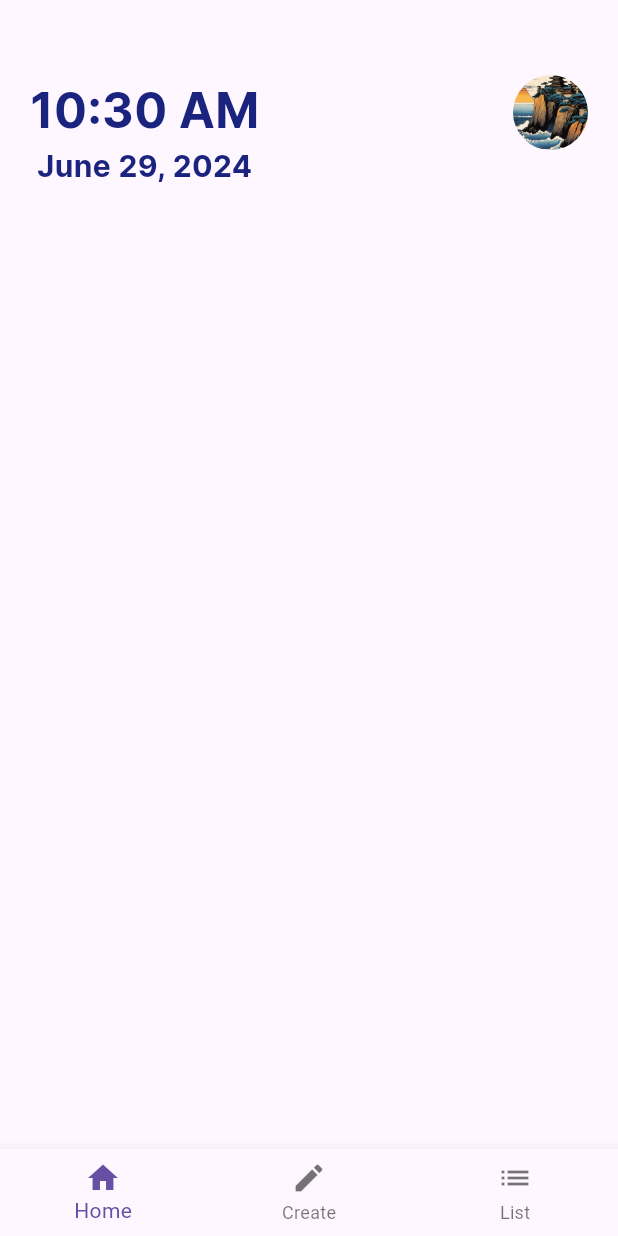
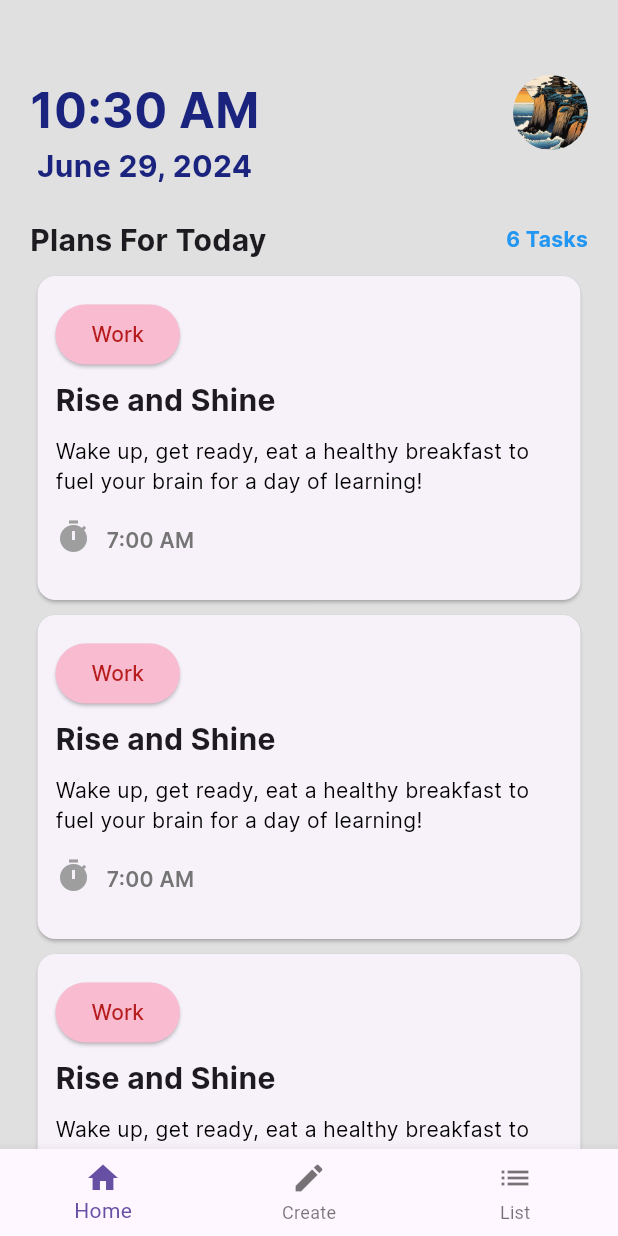
Before and after one commit to Reubencfernandes/Project_Gemini, a Flutter app: the Task screen opened by its route, on a phone screen of 412 x 824 dp. Run offline on Flutter 3.47's test engine with Material 3 defaults, Android fonts, the phone set to English and light mode, and no system bars; our stand-ins replace firebase_auth, google_fonts, google_sign_in, percent_indicator, pie_chart, responsive_sizer; accounts and stored records are empty.

Commit message:
working on the pages

```diff
--- a/lib/pages/Components/Dates.dart
+++ b/lib/pages/Components/Dates.dart
@@ -5,6 +5,6 @@ class Datesofcal extends StatelessWidget {
 
   @override
   Widget build(BuildContext context) {
-    return const Placeholder();
+    return  Container();
   }
 }
--- /dev/null
+++ b/lib/pages/Components/Taskcard.dart
@@ -0,0 +1,84 @@
+import 'package:flutter/material.dart';
+
+class TaskCard extends StatelessWidget {
+  final String title;
+  final String description;
+  final String time;
+
+  const TaskCard({
+    Key? key,
+    required this.title,
+    required this.description,
+    required this.time,
+  }) : super(key: key);
+
+  @override
+  Widget build(BuildContext context) {
+    return Card(
+      margin: const EdgeInsets.only(left: 5, right: 5, top: 10),
+      child: Padding(
+        padding: const EdgeInsets.only(
+            top: 15, bottom: 30, left: 12, right: 12),
+        child: Column(
+          crossAxisAlignment: CrossAxisAlignment.start,
+          children: [
+            ElevatedButton(
+              onPressed: () {}, // Non-null callback
+              style: ElevatedButton.styleFrom(
+                backgroundColor: Colors.pink[100],
+              ),
+              child: Text(
+                "Work",
+                style: TextStyle(
+                  color: Colors.red[900],
+                  fontFamily: 'Inter',
+                  fontSize: 14,
+                ),
+              ),
+            ),
+            const SizedBox(height: 5),
+            Text(
+              title,
+              style: TextStyle(
+                fontFamily: 'Inter',
+                fontSize: 20,
+                fontWeight: FontWeight.bold,
+              ),
+            ),
+            const SizedBox(height: 10),
+            Text(
+              description,
+              style: TextStyle(
+                fontFamily: 'Inter',
+                color: Colors.black,
+                fontSize: 14,
+              ),
+              maxLines: null,
+              overflow: TextOverflow.visible,
+            ),
+            const SizedBox(height: 15),
+            Row(
+              mainAxisAlignment: MainAxisAlignment.start,
+              crossAxisAlignment: CrossAxisAlignment.end,
+              children: [
+                const Icon(
+                  Icons.timer,
+                  color: Colors.grey,
+                ),
+                const SizedBox(width: 10),
+                Text(
+                  time,
+                  style: TextStyle(
+                    fontFamily: 'Inter',
+                    color: Colors.grey[600],
+                    fontWeight: FontWeight.w600,
+                  ),
+                ),
+              ],
+            ),
+          ],
+        ),
+      ),
+    );
+  }
+}
--- a/lib/pages/task_page.dart
+++ b/lib/pages/task_page.dart
@@ -1,7 +1,9 @@
-import 'package:flute/pages/Components/navigate.dart';
 import 'package:flutter/material.dart';
 import 'package:intl/intl.dart';
+import 'package:flute/pages/Components/Taskcard.dart';
 import 'package:google_fonts/google_fonts.dart';
+import 'package:flute/pages/Components/navigate.dart';
+
 class Task extends StatelessWidget {
   const Task({super.key});
 
@@ -10,30 +12,51 @@ class Task extends StatelessWidget {
     DateTime now = DateTime.now().toLocal();
     String formattedTime = DateFormat('hh:mm a').format(now);
     String formattedMonth = DateFormat('MMMM dd, yyyy').format(now);
-    //String formattedMonth = DateFormat('dd').format(now);
-
-    return  Scaffold(
-      body:Container(
-        margin: const EdgeInsets.only(top: 50,left: 20,right: 20),
-        child:Row(
+    List<Widget> buildCards(int count) {
+      List<Widget> cards = [];
+      for (int i = 0; i < count; i++) {
+        cards.add(
+          const TaskCard(
+            title: "Rise and Shine",
+            description: "Wake up, get ready, eat a healthy breakfast to fuel your brain for a day of learning!",
+            time: "7:00 AM",
+          ),
+        );
+      }
+      return cards;
+    };
+    return Scaffold(
+      backgroundColor: Colors.grey[300],
+      body: Container(
+        margin: const EdgeInsets.only(top: 50, left: 20, right: 20),
+        child: Column(
+          children: [
+            Row(
               crossAxisAlignment: CrossAxisAlignment.start,
               mainAxisAlignment: MainAxisAlignment.spaceBetween,
               children: [
                 Column(
                   crossAxisAlignment: CrossAxisAlignment.center,
                   children: [
-                Text(formattedTime, style: TextStyle(fontFamily: 'Inter',
+                    Text(formattedTime,
+                        style: TextStyle(
+                          fontFamily: 'Inter',
                           fontSize: 32,
                           color: Colors.indigo[900],
-            fontWeight: FontWeight.bold)),
-                Text(formattedMonth,style: TextStyle(fontFamily: 'Inter',
+                          fontWeight: FontWeight.bold,
+                        )),
+                    Text(formattedMonth,
+                        style: TextStyle(
+                          fontFamily: 'Inter',
                           fontSize: 20,
                           color: Colors.indigo[900],
-                    fontWeight: FontWeight.bold)),
+                          fontWeight: FontWeight.bold,
+                        )),
                   ],
                 ),
                 ClipRRect(
-              borderRadius: BorderRadius.circular(50.0), // Adjust the radius as needed
+                  borderRadius: BorderRadius.circular(
+                      50.0), // Adjust the radius as needed
                   child: SizedBox(
                     width: 50.0, // Adjust the width as needed
                     height: 50.0, // Adjust the height as needed
@@ -44,9 +67,42 @@ class Task extends StatelessWidget {
                   ),
                 ),
               ],
-        )
+            ),
+            const SizedBox(height: 20),
+            Expanded(
+              child: ListView(
+                children: [
+                  const Row(
+                    mainAxisAlignment: MainAxisAlignment.spaceBetween,
+                    children: [
+                      Text(
+                        "Plans For Today",
+                        style: TextStyle(
+                          fontFamily: 'Inter',
+                          fontSize: 20,
+                          fontWeight: FontWeight.bold,
+                        ),
+                      ),
+                      Text(
+                        "6 Tasks",
+                        style: TextStyle(
+                          color: Colors.blue,
+                          fontFamily: 'Inter',
+                          fontSize: 14,
+                          fontWeight: FontWeight.bold,
+                        ),
+                      ),
+                    ],
+                  ),
+                ...buildCards(6),
+                ],
+              ),
+            ),
+          ],
+        ),
       ),
       bottomNavigationBar: lastpart(),
     );
   }
 }
+//9
```
Lines whose indentation alone changed are shown as unchanged.
